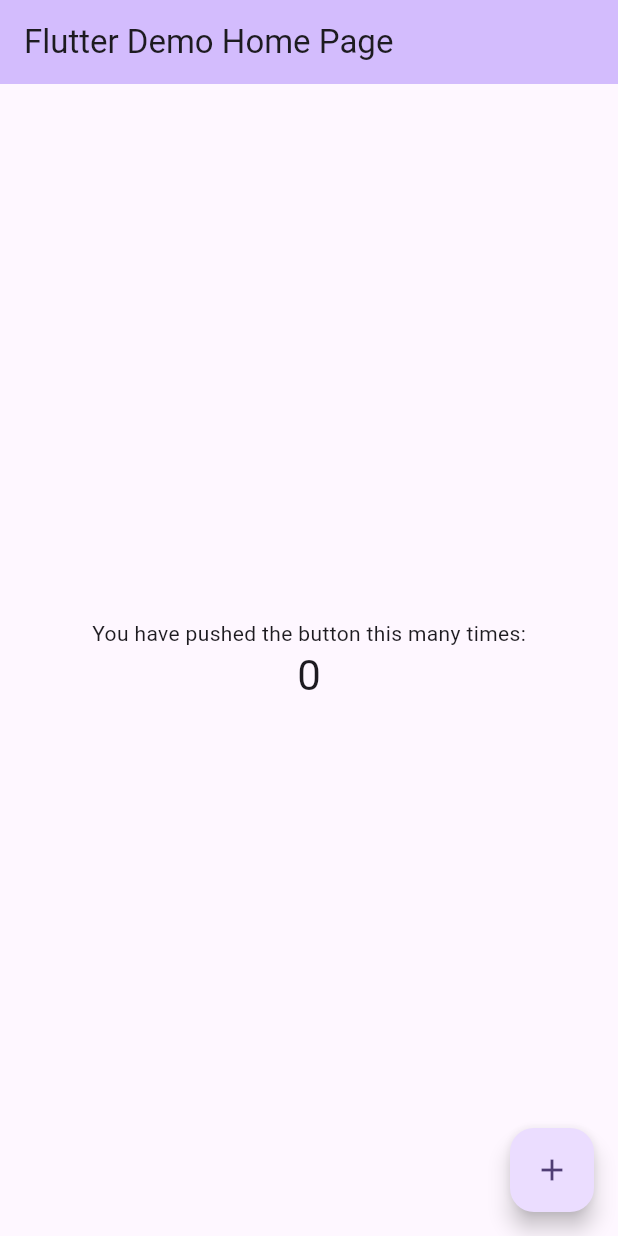
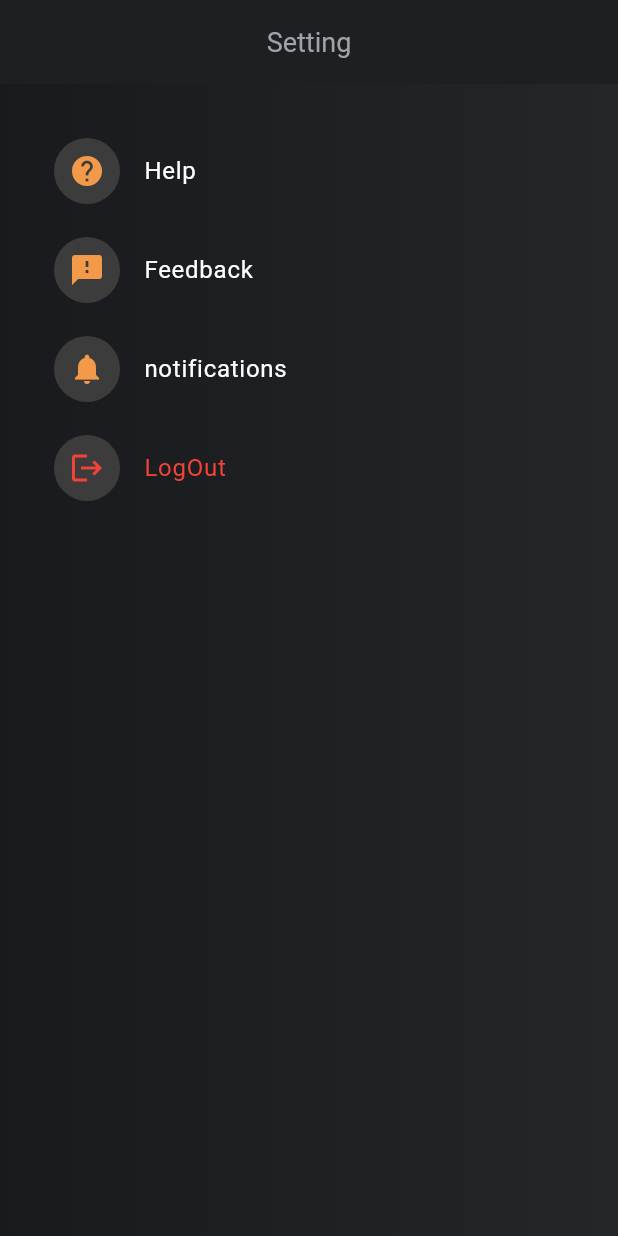
Before and after one commit to Alaanaser714/Fitness-App, a Flutter app: the screen it shows after launch, on a phone screen of 412 x 824 dp. Run offline on Flutter 3.47's test engine with Material 3 defaults, Android fonts, the phone set to English and light mode, and no system bars.

Commit message:
abdo' task

```diff
--- a/lib/main.dart
+++ b/lib/main.dart
@@ -1,125 +1,20 @@
+import 'package:fitness_app/views/setting_view.dart';
 import 'package:flutter/material.dart';
 
 void main() {
-  runApp(const MyApp());
+  runApp(const FitnessApp());
 }
 
-class MyApp extends StatelessWidget {
-  const MyApp({super.key});
-
-  // This widget is the root of your application.
-  @override
-  Widget build(BuildContext context) {
-    return MaterialApp(
-      title: 'Flutter Demo',
-      theme: ThemeData(
-        // This is the theme of your application.
-        //
-        // TRY THIS: Try running your application with "flutter run". You'll see
-        // the application has a purple toolbar. Then, without quitting the app,
-        // try changing the seedColor in the colorScheme below to Colors.green
-        // and then invoke "hot reload" (save your changes or press the "hot
-        // reload" button in a Flutter-supported IDE, or press "r" if you used
-        // the command line to start the app).
-        //
-        // Notice that the counter didn't reset back to zero; the application
-        // state is not lost during the reload. To reset the state, use hot
-        // restart instead.
-        //
-        // This works for code too, not just values: Most code changes can be
-        // tested with just a hot reload.
-        colorScheme: ColorScheme.fromSeed(seedColor: Colors.deepPurple),
-        useMaterial3: true,
-      ),
-      home: const MyHomePage(title: 'Flutter Demo Home Page'),
-    );
-  }
-}
-
-class MyHomePage extends StatefulWidget {
-  const MyHomePage({super.key, required this.title});
-
-  // This widget is the home page of your application. It is stateful, meaning
-  // that it has a State object (defined below) that contains fields that affect
-  // how it looks.
-
-  // This class is the configuration for the state. It holds the values (in this
-  // case the title) provided by the parent (in this case the App widget) and
-  // used by the build method of the State. Fields in a Widget subclass are
-  // always marked "final".
-
-  final String title;
-
-  @override
-  State<MyHomePage> createState() => _MyHomePageState();
-}
-
-class _MyHomePageState extends State<MyHomePage> {
-  int _counter = 0;
-
-  void _incrementCounter() {
-    setState(() {
-      // This call to setState tells the Flutter framework that something has
-      // changed in this State, which causes it to rerun the build method below
-      // so that the display can reflect the updated values. If we changed
-      // _counter without calling setState(), then the build method would not be
-      // called again, and so nothing would appear to happen.
-      _counter++;
-    });
-  }
+class FitnessApp extends StatelessWidget {
+  const FitnessApp({super.key});
 
   @override
   Widget build(BuildContext context) {
-    // This method is rerun every time setState is called, for instance as done
-    // by the _incrementCounter method above.
-    //
-    // The Flutter framework has been optimized to make rerunning build methods
-    // fast, so that you can just rebuild anything that needs updating rather
-    // than having to individually change instances of widgets.
-    return Scaffold(
-      appBar: AppBar(
-        // TRY THIS: Try changing the color here to a specific color (to
-        // Colors.amber, perhaps?) and trigger a hot reload to see the AppBar
-        // change color while the other colors stay the same.
-        backgroundColor: Theme.of(context).colorScheme.inversePrimary,
-        // Here we take the value from the MyHomePage object that was created by
-        // the App.build method, and use it to set our appbar title.
-        title: Text(widget.title),
-      ),
-      body: Center(
-        // Center is a layout widget. It takes a single child and positions it
-        // in the middle of the parent.
-        child: Column(
-          // Column is also a layout widget. It takes a list of children and
-          // arranges them vertically. By default, it sizes itself to fit its
-          // children horizontally, and tries to be as tall as its parent.
-          //
-          // Column has various properties to control how it sizes itself and
-          // how it positions its children. Here we use mainAxisAlignment to
-          // center the children vertically; the main axis here is the vertical
-          // axis because Columns are vertical (the cross axis would be
-          // horizontal).
-          //
-          // TRY THIS: Invoke "debug painting" (choose the "Toggle Debug Paint"
-          // action in the IDE, or press "p" in the console), to see the
-          // wireframe for each widget.
-          mainAxisAlignment: MainAxisAlignment.center,
-          children: <Widget>[
-            const Text(
-              'You have pushed the button this many times:',
-            ),
-            Text(
-              '$_counter',
-              style: Theme.of(context).textTheme.headlineMedium,
-            ),
-          ],
-        ),
-      ),
-      floatingActionButton: FloatingActionButton(
-        onPressed: _incrementCounter,
-        tooltip: 'Increment',
-        child: const Icon(Icons.add),
-      ), // This trailing comma makes auto-formatting nicer for build methods.
-    );
+    return  const MaterialApp(
+      debugShowCheckedModeBanner: false,
+      home: SettingPage()
+        )
+
+    ;
   }
 }
--- /dev/null
+++ b/lib/views/setting_options.dart
@@ -0,0 +1,126 @@
+import 'package:fitness_app/views/feedback_view.dart';
+import 'package:fitness_app/views/help_view.dart';
+import 'package:fitness_app/views/notifications_view.dart';
+import 'package:flutter/material.dart';
+
+class SettingOptions extends StatelessWidget {
+  const SettingOptions({
+    super.key,
+  });
+
+  @override
+  Widget build(BuildContext context) {
+    return Scaffold(
+      body: Container(
+        decoration: const BoxDecoration(
+            gradient: LinearGradient(colors: [
+          Color.fromARGB(255, 25, 26, 29),
+          Color.fromARGB(255, 36, 38, 42)
+        ], begin: Alignment.centerLeft, end: Alignment.centerRight)),
+        child: Padding(
+          padding: const EdgeInsets.symmetric(
+            horizontal: 20,
+            vertical: 30,
+          ),
+          child: Column(
+            children: [
+              InkWell(            //Help page
+                onTap: () => Navigator.push(
+                  context,
+                  MaterialPageRoute(
+                    builder: (context) => const HelpView(),
+                  ),
+                ),
+                child: getSettingType(
+                  icon: Icons.help,
+                  text: 'Help',
+                ),
+              ),
+              const SizedBox(height: 10),
+              InkWell(        //Feedback page
+                  onTap: () => Navigator.push(
+                        context,
+                        MaterialPageRoute(
+                          builder: (context) => const FeedbackView(),
+                        ),
+                      ),
+                  child:
+                      getSettingType(icon: Icons.feedback, text: 'Feedback')),
+              const SizedBox(height: 10),
+              InkWell(          //Notification page
+                  onTap: () => Navigator.push(
+                        context,
+                        MaterialPageRoute(
+                          builder: (context) => const NotificationsView(),
+                        ),
+                      ),
+                  child: getSettingType(
+                      icon: Icons.notifications, text: 'notifications')),
+              const SizedBox(height: 10),
+              InkWell(        //Logout dialog
+                onTap: () {
+                  showDialog(
+                    context: context,
+                    builder: (context) => AlertDialog(
+                      title: const Text('Confirm Logout'),
+                      content: const Text('Are you sure you want to log out?'),
+                      actions: [
+                        TextButton(
+                            onPressed: () {
+                              Navigator.pop(context);
+                            },
+                            child: const Text('Cancel')),
+                        TextButton(
+                            onPressed: () {
+                              //put the logout logic here ya Abo Alseed
+                            },
+                            child: const Text(
+                              'Log Out',
+                              style: TextStyle(color: Colors.red),
+                            ))
+                      ],
+                    ),
+                  );
+                },
+                child: getSettingType(
+                    icon: Icons.logout,
+                    text: 'LogOut',
+                    textColor: Colors.red,
+                    iconColor: Colors.red),
+              ),
+            ],
+          ),
+        ),
+      ),
+    );
+  }
+}
+
+Widget getSettingType(
+    {required IconData icon,
+    required String text,
+    Color? textColor,
+    Color? iconColor}) {
+  return Container(
+    decoration: BoxDecoration(
+      borderRadius: BorderRadius.circular(15),
+    ),
+    child: ListTile(
+      leading: Container(
+        padding: const EdgeInsets.all(10),
+        decoration: const BoxDecoration(
+          color: Color(0xFF3C3C3C),
+          shape: BoxShape.circle,
+        ),
+        child: Icon(icon, color: iconColor ?? const Color(0xFFF2994A)),
+      ),
+      title: Text(
+        text,
+        style: TextStyle(
+          color: textColor ?? Colors.white,
+          fontSize: 16,
+        ),
+      ),
+    ),
+  );
+}
--- /dev/null
+++ b/lib/views/setting_view.dart
@@ -0,0 +1,25 @@
+import 'package:fitness_app/views/setting_options.dart';
+import 'package:flutter/material.dart';
+
+class SettingPage extends StatelessWidget {
+  const SettingPage({super.key});
+
+  @override
+  Widget build(BuildContext context) {
+    return Scaffold(
+      appBar: AppBar(
+        backgroundColor: const Color.fromARGB(255, 29, 31, 33),
+        title: const Center(
+          child: Text(
+            'Setting',
+            style: TextStyle(
+              color: Color.fromARGB(255, 161, 161, 170),
+              fontSize: 18,
+            ),
+          ),
+        ),
+      ),
+      body: const SettingOptions(),
+    );
+  }
+}
```
Also changed, not shown: lib/views/feedback_view.dart (added, +24 -0 lines), lib/views/help_view.dart (added, +24 -0 lines), lib/views/notifications_view.dart (added, +17 -0 lines).
